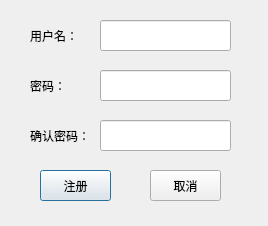
Qt form ManageSystem/enroll.ui (skyformat99/ManagerSystem) before a commit.
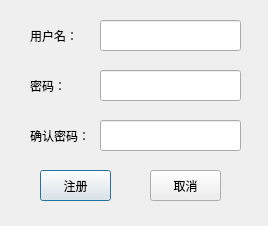
The same form after that commit.

```diff
--- a/ManageSystem/enroll.ui
+++ b/ManageSystem/enroll.ui
@@ -44,7 +44,7 @@
     <rect>
      <x>100</x>
      <y>20</y>
-     <width>131</width>
+     <width>141</width>
      <height>31</height>
     </rect>
    </property>
@@ -54,7 +54,7 @@
     <rect>
      <x>100</x>
      <y>70</y>
-     <width>131</width>
+     <width>141</width>
      <height>31</height>
     </rect>
    </property>
@@ -103,7 +103,7 @@
     <rect>
      <x>100</x>
      <y>120</y>
-     <width>131</width>
+     <width>141</width>
      <height>31</height>
     </rect>
    </property>
```
